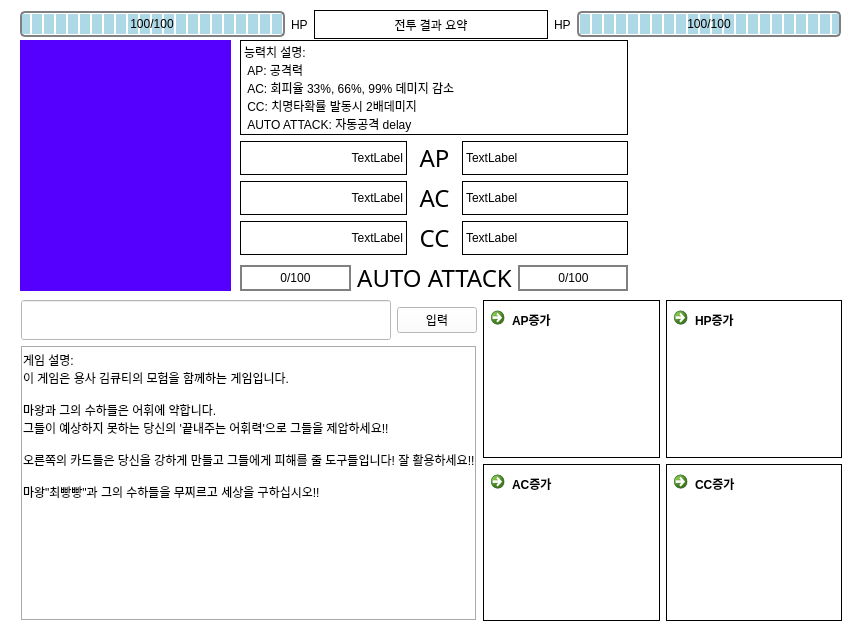
Old version of the form Data/UI/game_main_window.ui in the repository Aqudi/Word_Worrier.
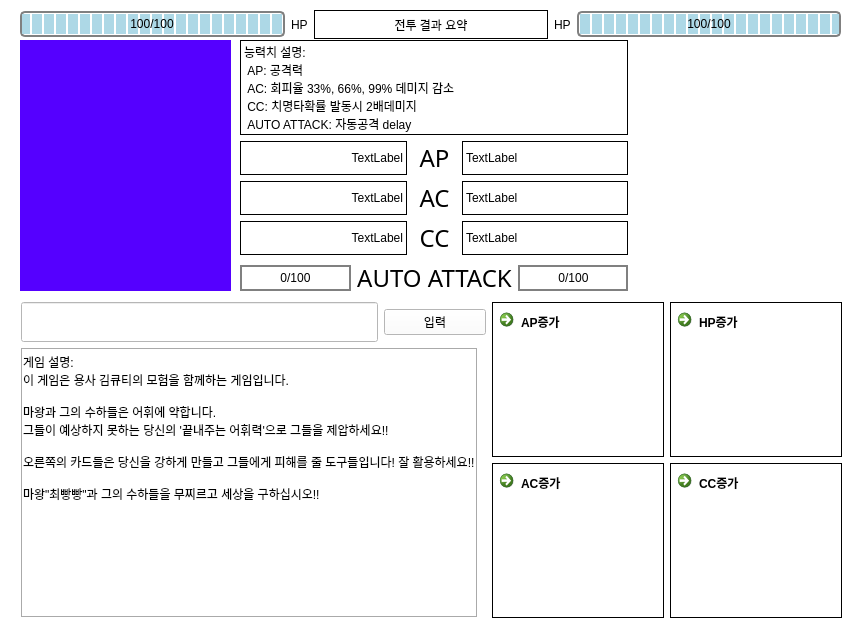
New version of the form. Icons and pictures are not drawn.

Commit message: GUI 이벤트카드 크기 고정

Patch:
```diff
--- a/Data/UI/game_main_window.ui
+++ b/Data/UI/game_main_window.ui
@@ -535,7 +535,13 @@
          </property>
          <property name="minimumSize">
           <size>
-           <width>0</width>
+           <width>357</width>
+           <height>40</height>
+          </size>
+         </property>
+         <property name="maximumSize">
+          <size>
+           <width>357</width>
            <height>40</height>
           </size>
          </property>
@@ -556,6 +562,18 @@
            <verstretch>0</verstretch>
           </sizepolicy>
          </property>
+         <property name="minimumSize">
+          <size>
+           <width>457</width>
+           <height>270</height>
+          </size>
+         </property>
+         <property name="maximumSize">
+          <size>
+           <width>457</width>
+           <height>270</height>
+          </size>
+         </property>
          <property name="frameShape">
           <enum>QFrame::Box</enum>
          </property>
@@ -593,6 +611,18 @@
            <verstretch>0</verstretch>
           </sizepolicy>
          </property>
+         <property name="minimumSize">
+          <size>
+           <width>172</width>
+           <height>155</height>
+          </size>
+         </property>
+         <property name="maximumSize">
+          <size>
+           <width>172</width>
+           <height>155</height>
+          </size>
+         </property>
          <property name="autoFillBackground">
           <bool>false</bool>
          </property>
@@ -625,6 +655,18 @@
            <verstretch>0</verstretch>
           </sizepolicy>
          </property>
+         <property name="minimumSize">
+          <size>
+           <width>172</width>
+           <height>155</height>
+          </size>
+         </property>
+         <property name="maximumSize">
+          <size>
+           <width>172</width>
+           <height>155</height>
+          </size>
+         </property>
          <property name="autoFillBackground">
           <bool>false</bool>
          </property>
@@ -654,6 +696,18 @@
            <verstretch>0</verstretch>
           </sizepolicy>
          </property>
+         <property name="minimumSize">
+          <size>
+           <width>172</width>
+           <height>155</height>
+          </size>
+         </property>
+         <property name="maximumSize">
+          <size>
+           <width>172</width>
+           <height>155</height>
+          </size>
+         </property>
          <property name="autoFillBackground">
           <bool>false</bool>
          </property>
@@ -678,11 +732,26 @@
        <item row="0" column="0">
         <widget class="QCommandLinkButton" name="UpgradeButton1">
          <property name="sizePolicy">
-          <sizepolicy hsizetype="MinimumExpanding" vsizetype="MinimumExpanding">
+          <sizepolicy hsizetype="Preferred" vsizetype="Preferred">
            <horstretch>0</horstretch>
            <verstretch>0</verstretch>
           </sizepolicy>
          </property>
+         <property name="minimumSize">
+          <size>
+           <width>172</width>
+           <height>155</height>
+          </size>
+         </property>
+         <property name="maximumSize">
+          <size>
+           <width>172</width>
+           <height>155</height>
+          </size>
+         </property>
+         <property name="cursor">
+          <cursorShape>ArrowCursor</cursorShape>
+         </property>
          <property name="autoFillBackground">
           <bool>false</bool>
          </property>
```
The commit also changes 1 other file.
